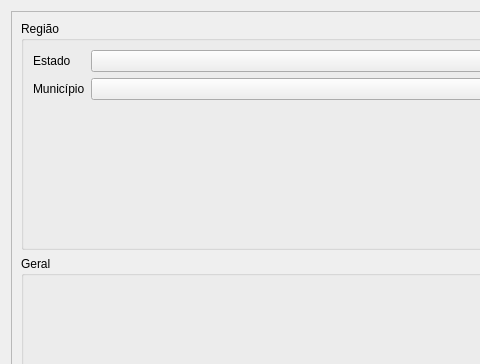
First picture: the form in src/main/resources/base/settings_dialog.ui, repository trimtechnologies/Intelligent-Network-Planning-Tool-for-UAVs, before the edit; both pictures show x 0 to 480 and y 0 to 364 of the 609 by 506 pixel window.
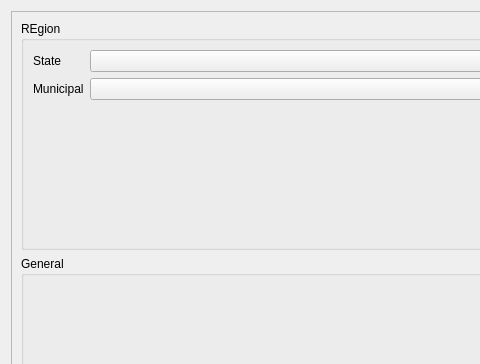
Second picture: the form after the edit.

Commit message: Translated label data in main program

Diff of the .ui file:
```diff
--- a/src/main/resources/base/settings_dialog.ui
+++ b/src/main/resources/base/settings_dialog.ui
@@ -29,20 +29,20 @@
       <item>
        <widget class="QGroupBox" name="groupBox">
         <property name="title">
-         <string>Região</string>
+         <string>REgion</string>
         </property>
         <layout class="QFormLayout" name="formLayout">
          <item row="0" column="0">
           <widget class="QLabel" name="label_country_state">
            <property name="text">
-            <string>Estado</string>
+            <string>State</string>
            </property>
           </widget>
          </item>
          <item row="1" column="0">
           <widget class="QLabel" name="label_country_county">
            <property name="text">
-            <string>Município</string>
+            <string>Municipal</string>
            </property>
           </widget>
          </item>
@@ -58,7 +58,7 @@
       <item>
        <widget class="QGroupBox" name="groupBox_2">
         <property name="title">
-         <string>Geral</string>
+         <string>General</string>
         </property>
        </widget>
       </item>
```
The commit also changes 1 other file.
